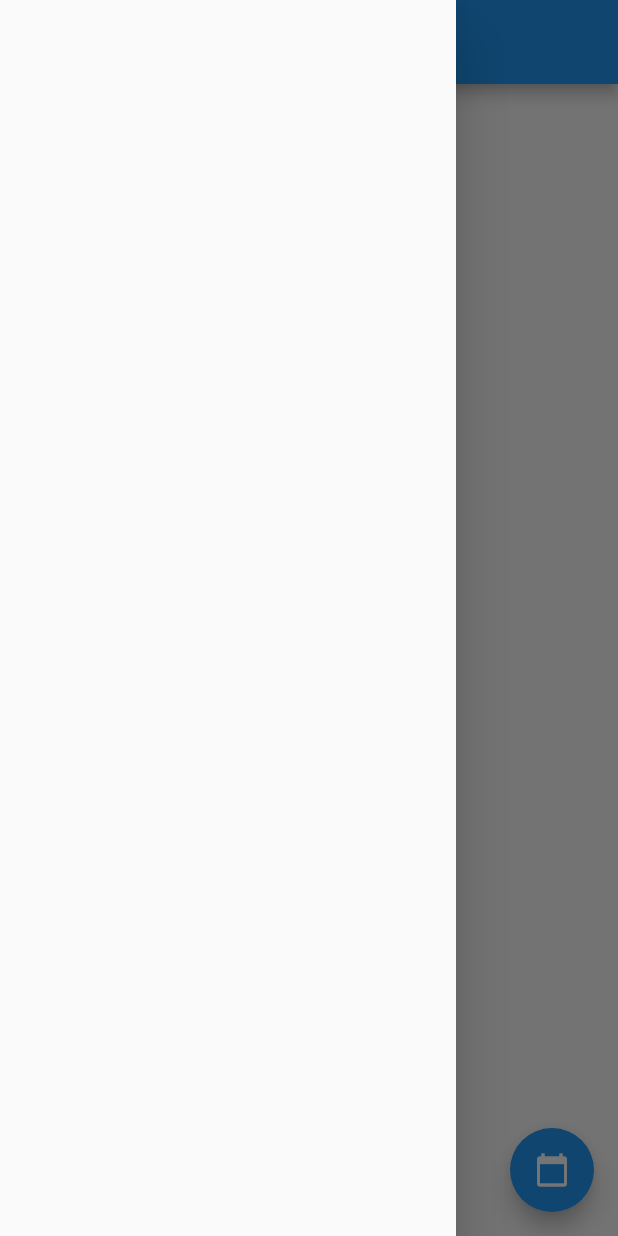
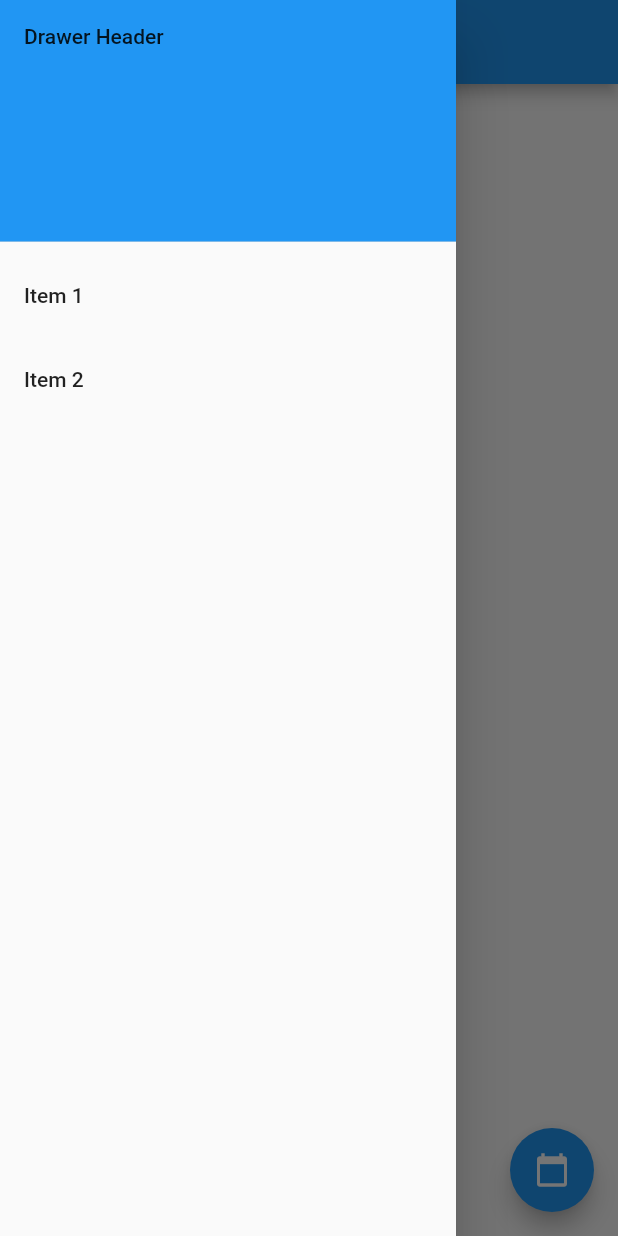
Before and after one commit to pyrecyter/DutyFreeAllowance, a Flutter app: the screen it shows after launch, with the side drawer open, on a phone screen of 412 x 824 dp. Run offline on Flutter 3.47's test engine with Material 2 defaults, Android fonts, the phone set to English and light mode, and no system bars.

Commit message:
2nd commit

```diff
--- a/lib/main.dart
+++ b/lib/main.dart
@@ -8,11 +8,11 @@ class MyApp extends StatelessWidget {
   @override
   Widget build(BuildContext context) {
     return MaterialApp(
-      title: 'Flutter Demo',
+      title: 'SL Duty Free Allowance',
       theme: ThemeData(
         primarySwatch: Colors.blue,
       ),
-      home: MyHomePage(title: 'Flutter Demo Home Page'),
+      home: MyHomePage(title: 'SL Duty Free Allowance'),
     );
   }
 }
@@ -26,6 +26,7 @@ class MyHomePage extends StatefulWidget {
 }
 
 class _MyHomePageState extends State<MyHomePage> {
+
 
   @override
   Widget build(BuildContext context) {
@@ -56,7 +57,7 @@ class _MyHomePageState extends State<MyHomePage> {
       ),
       drawer: Menu(),
       floatingActionButton: FloatingActionButton(
-        onPressed: (){},
+        onPressed: () {},
         tooltip: 'Open Calculator',
         child: Icon(Icons.calendar_today),
       ), // This trailing comma makes auto-formatting nicer for build methods.
--- a/lib/menu.dart
+++ b/lib/menu.dart
@@ -4,7 +4,32 @@ class Menu extends StatelessWidget{
   @override
   Widget build(BuildContext context) {
     return Drawer(
-
+      child: ListView(
+    // Important: Remove any padding from the ListView.
+    padding: EdgeInsets.zero,
+    children: <Widget>[
+      DrawerHeader(
+        child: Text('Drawer Header'),
+        decoration: BoxDecoration(
+          color: Colors.blue,
+        ),
+      ),
+      ListTile(
+        title: Text('Item 1'),
+        onTap: () {
+          // Update the state of the app.
+          // ...
+        },
+      ),
+      ListTile(
+        title: Text('Item 2'),
+        onTap: () {
+          // Update the state of the app.
+          // ...
+        },
+      ),
+    ],
+  ),
     );
   }
 
```
